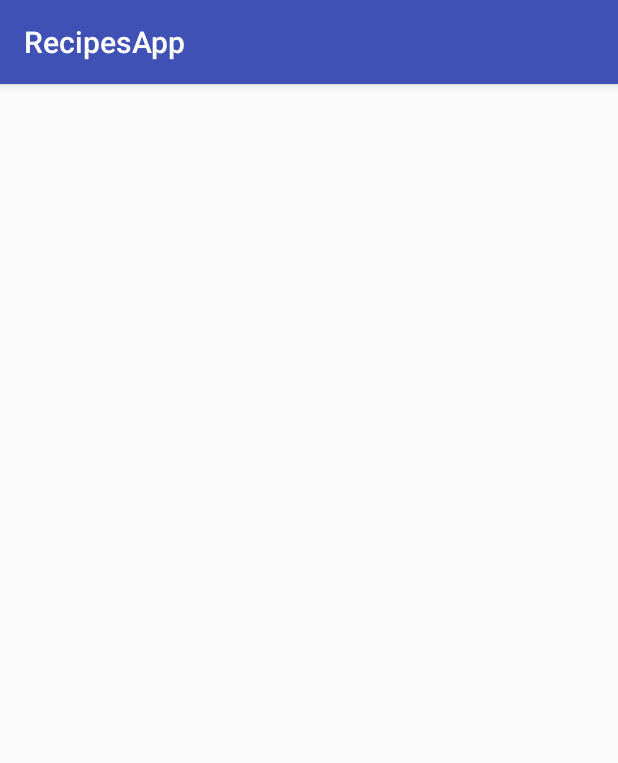
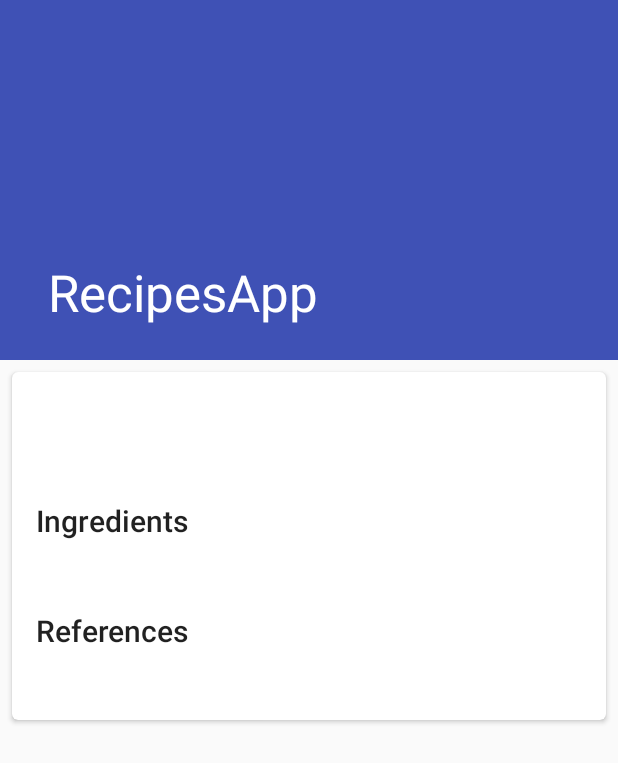
Before and after one commit to ricocaribe/RecipesApp, an Android app: the RecipeDetailActivity screen opened directly, with no data from a screen before it, on a phone screen of 412 x 824 dp. Shown: the top 763 px of the screen. Run offline under Robolectric (Android 15) with nearby library versions, the phone set to English and light mode, and no system bars; our stand-ins replace ButterKnife, Picasso; pictures from the network do not load; 5 statements that could not run were skipped.

Commit message:
- A falta de retoques

```diff
--- a/app/build.gradle
+++ b/app/build.gradle
@@ -36,6 +36,8 @@ dependencies {
     compile 'com.jakewharton:butterknife:6.1.0'
     compile 'com.squareup.picasso:picasso:2.5.2'
     compile 'de.hdodenhof:circleimageview:2.1.0'
+    compile 'com.android.support:design:26.0.0-alpha1'
+    compile 'com.android.support:cardview-v7:26.0.0-alpha1'
     testCompile 'junit:junit:4.12'
     provided 'com.squareup.dagger:dagger-compiler:1.2.2'
 }
--- a/app/src/main/AndroidManifest.xml
+++ b/app/src/main/AndroidManifest.xml
@@ -11,7 +11,8 @@
         android:roundIcon="@mipmap/ic_launcher_round"
         android:supportsRtl="true"
         android:theme="@style/AppTheme">
-        <activity android:name=".view.activities.MainActivity"
+        <activity
+            android:name=".view.activities.MainActivity"
             android:screenOrientation="portrait">
             <intent-filter>
                 <action android:name="android.intent.action.MAIN" />
@@ -19,8 +20,10 @@
                 <category android:name="android.intent.category.LAUNCHER" />
             </intent-filter>
         </activity>
-        <activity android:name=".view.activities.RecipeDetailActivity"
-            android:screenOrientation="portrait"/>
+        <activity
+            android:name=".view.activities.RecipeDetailActivity"
+            android:screenOrientation="portrait"
+            android:theme="@style/AppTheme.NoActionBar"/>
     </application>
 
 </manifest>
--- a/app/src/main/java/com/jmricop/recipesapp/view/activities/RecipeDetailActivity.java
+++ b/app/src/main/java/com/jmricop/recipesapp/view/activities/RecipeDetailActivity.java
@@ -3,6 +3,7 @@ package com.jmricop.recipesapp.view.activities;
 import android.support.v4.content.ContextCompat;
 import android.support.v7.app.AppCompatActivity;
 import android.os.Bundle;
+import android.support.v7.widget.Toolbar;
 import android.widget.ImageView;
 import android.widget.TextView;
 
@@ -35,6 +36,10 @@ public class RecipeDetailActivity extends AppCompatActivity {
 
         ButterKnife.inject(this);
 
+        Toolbar toolbar = (Toolbar) findViewById(R.id.toolbar);
+        setSupportActionBar(toolbar);
+        if(getSupportActionBar()!=null) getSupportActionBar().setHomeButtonEnabled(true);
+
         Recipes.Recipe recipe = (Recipes.Recipe) getIntent().getSerializableExtra("recipe");
 
         String thumbnail = recipe.thumbnail;
--- /dev/null
+++ b/app/src/main/res/layout/activity_recipe_content.xml
@@ -0,0 +1,67 @@
+<?xml version="1.0" encoding="utf-8"?>
+<android.support.v4.widget.NestedScrollView
+    xmlns:android="http://schemas.android.com/apk/res/android"
+    xmlns:app="http://schemas.android.com/apk/res-auto"
+    xmlns:tools="http://schemas.android.com/tools"
+    android:layout_width="match_parent"
+    android:layout_height="match_parent"
+    app:layout_behavior="@string/appbar_scrolling_view_behavior"
+    tools:context="com.jmricop.recipesapp.view.activities.RecipeDetailActivity"
+    tools:showIn="@layout/activity_recipe_detail">
+
+    <android.support.v7.widget.CardView
+        xmlns:android="http://schemas.android.com/apk/res/android"
+        xmlns:card_view="http://schemas.android.com/apk/res-auto"
+        android:layout_width="match_parent"
+        android:layout_height="match_parent"
+        card_view:cardCornerRadius="4dp"
+        android:layout_margin="@dimen/cv_recipe_detail_margin">
+
+        <LinearLayout
+            android:layout_width="match_parent"
+            android:layout_height="wrap_content"
+            android:orientation="vertical"
+            android:padding="@dimen/activity_horizontal_margin">
+
+            <TextView
+                android:layout_width="wrap_content"
+                android:layout_height="wrap_content"
+                android:id="@+id/recipeDetailTitle"
+                android:maxLines="2"
+                android:paddingBottom="@dimen/cv_recipe_detail_padding_title"
+                android:textAppearance="@style/Base.TextAppearance.AppCompat.Display1" />
+
+            <TextView
+                android:layout_width="wrap_content"
+                android:layout_height="wrap_content"
+                android:text="@string/txt_subtitle_ingredients"
+                android:paddingBottom="@dimen/cv_recipe_detail_padding_subtitle"
+                android:textAppearance="@style/Base.TextAppearance.AppCompat.Title" />
+
+            <TextView
+                android:layout_width="wrap_content"
+                android:layout_height="wrap_content"
+                android:id="@+id/recipeDetailIngredients"
+                android:paddingBottom="@dimen/activity_horizontal_margin"
+                android:textAppearance="@style/Base.TextAppearance.AppCompat.Subhead" />
+
+            <TextView
+                android:layout_width="wrap_content"
+                android:layout_height="wrap_content"
+                android:text="@string/txt_subtitle_references"
+                android:paddingBottom="@dimen/cv_recipe_detail_padding_subtitle"
+                android:textAppearance="@style/Base.TextAppearance.AppCompat.Title" />
+
+            <TextView
+                android:layout_width="wrap_content"
+                android:layout_height="wrap_content"
+                android:id="@+id/recipeDetailHref"
+                android:autoLink="web"
+                android:textAppearance="@style/Base.TextAppearance.AppCompat.Subhead" />
+
+        </LinearLayout>
+
+
+    </android.support.v7.widget.CardView>
+
+</android.support.v4.widget.NestedScrollView>
--- a/app/src/main/res/layout/activity_recipe_detail.xml
+++ b/app/src/main/res/layout/activity_recipe_detail.xml
@@ -1,47 +1,50 @@
 <?xml version="1.0" encoding="utf-8"?>
-<android.support.constraint.ConstraintLayout
+<android.support.design.widget.CoordinatorLayout
     xmlns:android="http://schemas.android.com/apk/res/android"
+    xmlns:app="http://schemas.android.com/apk/res-auto"
     xmlns:tools="http://schemas.android.com/tools"
     android:layout_width="match_parent"
     android:layout_height="match_parent"
+    android:fitsSystemWindows="true"
     tools:context="com.jmricop.recipesapp.view.activities.RecipeDetailActivity">
 
-    <LinearLayout
+    <android.support.design.widget.AppBarLayout
+        android:id="@+id/app_bar"
         android:layout_width="match_parent"
-        android:layout_height="match_parent"
-        android:orientation="vertical"
-        android:gravity="start"
-        android:padding="@dimen/content_item_user_padding">
+        android:layout_height="wrap_content"
+        android:fitsSystemWindows="true"
+        android:theme="@style/AppTheme.AppBarOverlay">
 
-        <ImageView
-            android:id="@+id/recipeDetailThumbnail"
+        <android.support.design.widget.CollapsingToolbarLayout
+            android:id="@+id/toolbar_layout"
             android:layout_width="match_parent"
-            android:layout_height="200dp"
-            android:layout_marginBottom="80dp"
-            android:scaleType="centerCrop"
-            android:transitionName="simple_activity_transition"/>
+            android:layout_height="match_parent"
+            android:fitsSystemWindows="true"
+            app:expandedTitleTextAppearance="@android:color/transparent"
+            app:contentScrim="?attr/colorPrimary"
+            app:layout_scrollFlags="scroll|exitUntilCollapsed">
 
-        <TextView
-            android:layout_width="wrap_content"
-            android:layout_height="wrap_content"
-            android:id="@+id/recipeDetailTitle"
-            android:maxLines="1"
-            android:textAppearance="@style/Base.TextAppearance.AppCompat.Headline" />
+            <ImageView
+                android:id="@+id/recipeDetailThumbnail"
+                android:layout_width="match_parent"
+                android:layout_height="240dp"
+                android:scaleType="centerCrop"
+                android:transitionName="simple_activity_transition"
+                android:fitsSystemWindows="true"
+                app:layout_collapseMode="parallax"/>
 
-        <TextView
-            android:layout_width="wrap_content"
-            android:layout_height="wrap_content"
-            android:id="@+id/recipeDetailIngredients"
-            android:maxLines="1"
-            android:textAppearance="@style/Base.TextAppearance.AppCompat.Body1" />
 
-        <TextView
-            android:layout_width="wrap_content"
-            android:layout_height="wrap_content"
-            android:id="@+id/recipeDetailHref"
-            android:maxLines="1"
-            android:textAppearance="@style/Base.TextAppearance.AppCompat.Caption" />
+            <android.support.v7.widget.Toolbar
+                android:id="@+id/toolbar"
+                android:layout_width="match_parent"
+                android:layout_height="?attr/actionBarSize"
+                app:layout_collapseMode="pin"
+                app:popupTheme="@style/AppTheme.PopupOverlay" />
 
-    </LinearLayout>
+        </android.support.design.widget.CollapsingToolbarLayout>
 
-</android.support.constraint.ConstraintLayout>
+    </android.support.design.widget.AppBarLayout>
+
+    <include layout="@layout/activity_recipe_content" />
+
+</android.support.design.widget.CoordinatorLayout>
--- a/app/src/main/res/values/dimens.xml
+++ b/app/src/main/res/values/dimens.xml
@@ -4,5 +4,11 @@
     <dimen name="activity_horizontal_margin">16dp</dimen>
     <dimen name="content_item_user_padding">8dp</dimen>
     <dimen name="item_searched_recipe_padding">1dp</dimen>
+    <dimen name="app_bar_height">180dp</dimen>
+
+    <dimen name="cv_recipe_detail_padding_title">24dp</dimen>
+    <dimen name="cv_recipe_detail_padding_subtitle">8dp</dimen>
+    <dimen name="cv_recipe_detail_padding_content">6dp</dimen>
+    <dimen name="cv_recipe_detail_margin">8dp</dimen>
 
 </resources>
--- a/app/src/main/res/values/strings.xml
+++ b/app/src/main/res/values/strings.xml
@@ -4,5 +4,11 @@
     <!-- Menu -->
     <string name="action_search">Search</string>
     <string name="search_hint">Search recipes</string>
+    <string name="title_activity_scrolling">ScrollingActivity</string>
+
+
+    <!--Recipes Detail-->
+    <string name="txt_subtitle_ingredients">Ingredients</string>
+    <string name="txt_subtitle_references">References</string>
 
 </resources>
--- a/app/src/main/res/values/styles.xml
+++ b/app/src/main/res/values/styles.xml
@@ -9,4 +9,13 @@
         <item name="android:windowContentTransitions">true</item>
     </style>
 
+    <style name="AppTheme.NoActionBar">
+        <item name="windowActionBar">false</item>
+        <item name="windowNoTitle">true</item>
+    </style>
+
+    <style name="AppTheme.AppBarOverlay" parent="ThemeOverlay.AppCompat.Dark.ActionBar" />
+
+    <style name="AppTheme.PopupOverlay" parent="ThemeOverlay.AppCompat.Light" />
+
 </resources>
```
